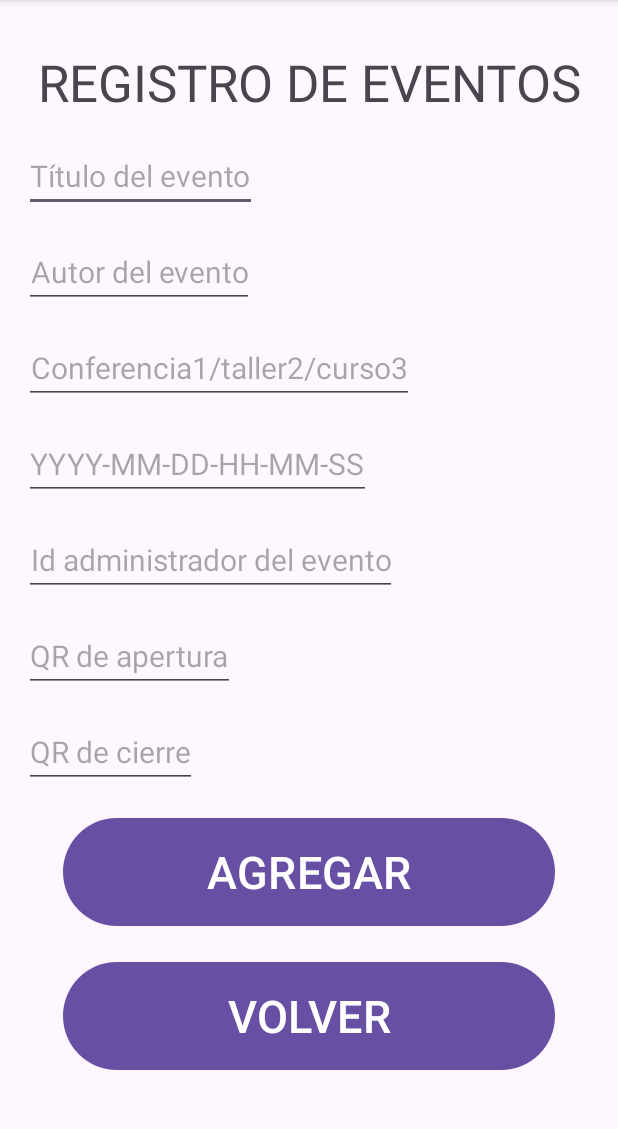
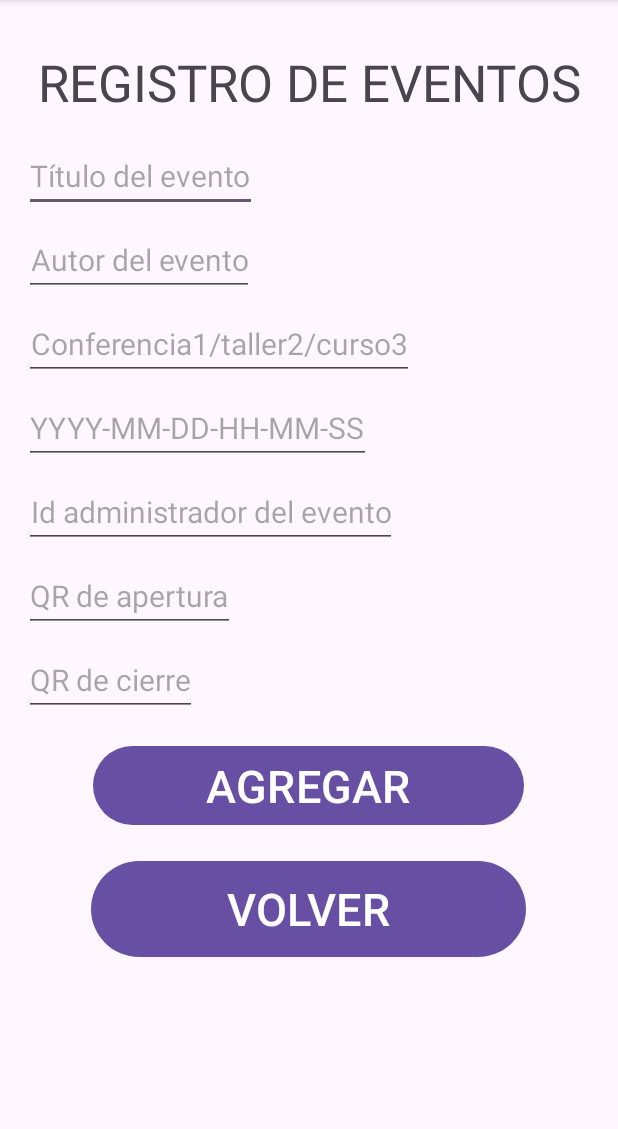
Before and after one commit to Gauruguaya/Acreditads2024, an Android app: the Evento_activity screen opened directly, with no data from a screen before it, on a phone screen of 412 x 824 dp, the part 96-1225 px from its top. Run offline under Robolectric (Android 15) with nearby library versions, the phone set to English and light mode, and no system bars.

Commit message:
Add files via upload

```diff
--- a/app/src/main/java/com/example/acreditads2023/MainActivity.java
+++ b/app/src/main/java/com/example/acreditads2023/MainActivity.java
@@ -30,7 +30,7 @@ public class MainActivity extends AppCompatActivity {
 
         Button btnAcreditaciones = findViewById(R.id.btnAcreditaciones);
         btnAcreditaciones.setOnClickListener(view -> {
-            Intent intent = new Intent(getApplicationContext(), Consulta_id.class);
+            Intent intent = new Intent(getApplicationContext(), Acreditaciones_activity.class);
             startActivity(intent);
         });
 
--- a/app/src/main/java/com/example/acreditads2023/retorno_validacion.java
+++ b/app/src/main/java/com/example/acreditads2023/retorno_validacion.java
@@ -5,7 +5,6 @@ public class retorno_validacion {
     private String address;
     private String status;
 
-    private String status_valid;
 
     public retorno_validacion(){
 
@@ -26,6 +25,4 @@ public class retorno_validacion {
     public void setStatus(String status) {
         this.status = status;
     }
-
-
 }
--- a/app/src/main/res/layout/evento_activity.xml
+++ b/app/src/main/res/layout/evento_activity.xml
@@ -27,7 +27,7 @@
         android:id="@+id/edtAutorEvento"
         android:layout_width="wrap_content"
         android:layout_height="wrap_content"
-        android:layout_marginTop="16dp"
+        android:layout_marginTop="8dp"
         android:hint="Autor del evento"
         android:gravity="center"
         android:textSize="20sp"/>
@@ -36,7 +36,7 @@
         android:id="@+id/edtTipoEvento"
         android:layout_width="wrap_content"
         android:layout_height="wrap_content"
-        android:layout_marginTop="16dp"
+        android:layout_marginTop="8dp"
         android:hint="Conferencia1/taller2/curso3"
         android:inputType="number"
         android:gravity="center"
@@ -46,7 +46,7 @@
         android:id="@+id/edtFechaHoraEvento"
         android:layout_width="wrap_content"
         android:layout_height="wrap_content"
-        android:layout_marginTop="16dp"
+        android:layout_marginTop="8dp"
         android:hint="YYYY-MM-DD-HH-MM-SS"
         android:gravity="center"
         android:textSize="20sp"/>
@@ -55,7 +55,7 @@
         android:id="@+id/edtIdAdminEvento"
         android:layout_width="wrap_content"
         android:layout_height="wrap_content"
-        android:layout_marginTop="16dp"
+        android:layout_marginTop="8dp"
         android:hint="Id administrador del evento"
         android:inputType="number"
         android:gravity="center"
@@ -64,7 +64,7 @@
         android:id="@+id/edtQRaperturaEvento"
         android:layout_width="wrap_content"
         android:layout_height="wrap_content"
-        android:layout_marginTop="16dp"
+        android:layout_marginTop="8dp"
         android:hint="QR de apertura"
         android:gravity="center"
         android:textSize="20sp"/>
@@ -72,15 +72,15 @@
         android:id="@+id/edtQRcierreEvento"
         android:layout_width="wrap_content"
         android:layout_height="wrap_content"
-        android:layout_marginTop="16dp"
+        android:layout_marginTop="8dp"
         android:hint="QR de cierre"
         android:gravity="center"
         android:textSize="20sp"/>
 
     <Button
         android:id="@+id/btnAgregar"
-        android:layout_width="328dp"
-        android:layout_height="80dp"
+        android:layout_width="wrap_content"
+        android:layout_height="wrap_content"
         android:layout_gravity="center"
         android:layout_marginTop="16dp"
         android:hint="AGREGAR"
@@ -90,8 +90,8 @@
 
     <Button
         android:id="@+id/btnVolver"
-        android:layout_width="328dp"
-        android:layout_height="80dp"
+        android:layout_width="290dp"
+        android:layout_height="72dp"
         android:layout_gravity="center"
         android:layout_marginTop="16dp"
         android:hint="VOLVER"
```
Also changed, not shown: app/src/main/java/com/example/acreditads2023/Acreditaciones_activity.java (+26 -1 lines), app/src/main/java/com/example/acreditads2023/Usuario_activity.java (+7 -15 lines), app/src/main/res/layout/acreditaciones_activity.xml (+13 -11 lines), app/src/main/res/layout/usuario_activity.xml (+6 -6 lines), app/src/main/AndroidManifest.xml (line endings or trailing spaces), app/src/main/java/com/example/acreditads2023/Agenda_activity.java (line endings or trailing spaces), app/src/main/java/com/example/acreditads2023/Consulta_id.java (line endings or trailing spaces), app/src/main/java/com/example/acreditads2023/Consulta_validacion.java (line endings or trailing spaces), app/src/main/java/com/example/acreditads2023/Database.java (line endings or trailing spaces), app/src/main/java/com/example/acreditads2023/Evento.java (line endings or trailing spaces), app/src/main/java/com/example/acreditads2023/EventoDAO.java (line endings or trailing spaces), app/src/main/java/com/example/acreditads2023/Evento_activity.java (line endings or trailing spaces), app/src/main/java/com/example/acreditads2023/Usuario.java (line endings or trailing spaces), app/src/main/java/com/example/acreditads2023/UsuarioDAO.java (line endings or trailing spaces), 4 more files.
